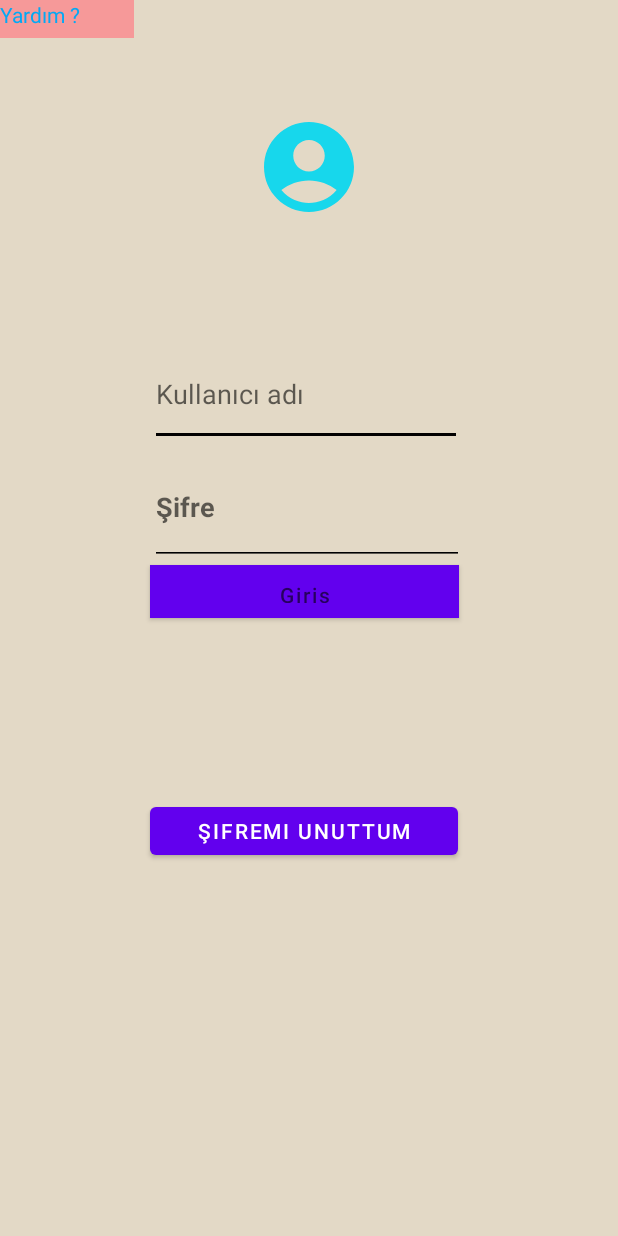
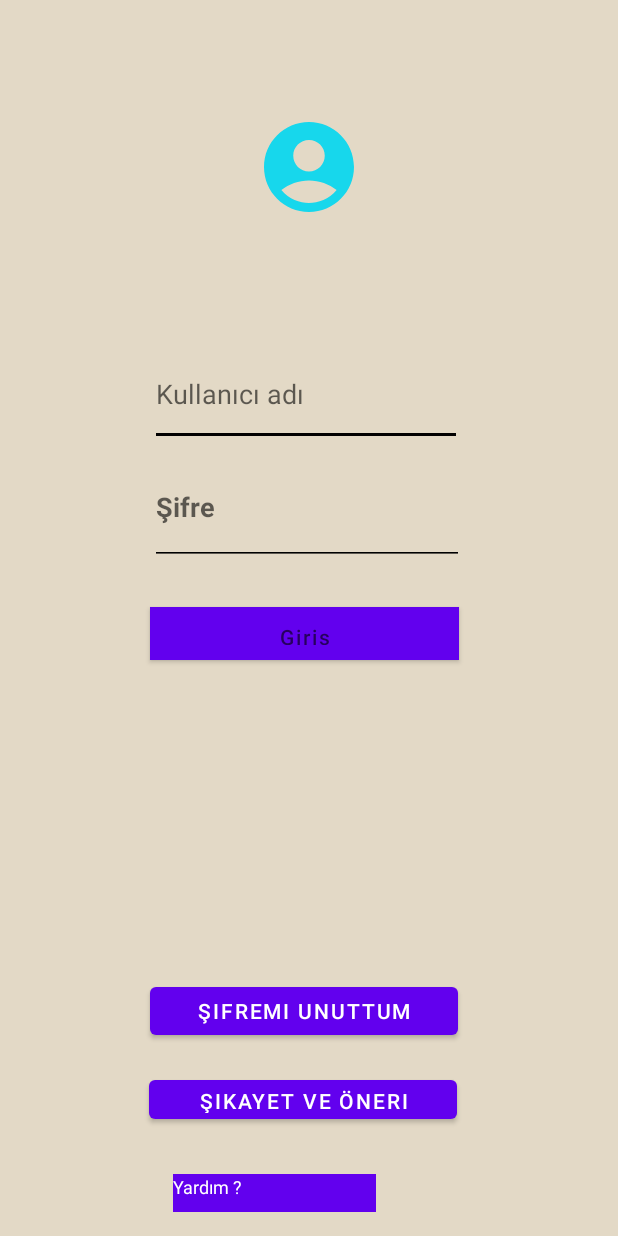
Before and after one commit to ENGINCN55/Login_ekrani_projem, an Android app: the screen it shows after launch (MainActivity), on a phone screen of 412 x 824 dp. Run offline under Robolectric (Android 15) with nearby library versions, the phone set to English and light mode, and no system bars.

Commit message:
button'ları birbirlerine bağlayıp etkileşim sağladım

```diff
--- a/app/src/main/java/com/example/login_ekran_projem/MainActivity.kt
+++ b/app/src/main/java/com/example/login_ekran_projem/MainActivity.kt
@@ -5,20 +5,33 @@ import androidx.appcompat.app.AppCompatActivity
 import android.os.Bundle
 import android.widget.Button
 import android.widget.TextView
-import com.example.login_ekran_projem.R.id.benimTextView2
 
 class MainActivity : AppCompatActivity() {
     private lateinit var editTextTextEmailAddress:TextView
     private lateinit var buttonum: Button
+    private lateinit var yardim:TextView
+    private lateinit var buttonum2: Button
     @SuppressLint("MissingInflatedId")
     override fun onCreate(savedInstanceState: Bundle?) {
         super.onCreate(savedInstanceState)
         setContentView(R.layout.activity_main)
+
+
+        yardim= findViewById(R.id.yardim)
+        buttonum2=findViewById(R.id.buttonum2)
+        buttonum2.setOnClickListener {
+            yardim.text="buyrun"
+
+        }
+
         editTextTextEmailAddress= findViewById(R.id.editTextTextEmailAddress)
         buttonum=findViewById(R.id.buttonum)
         buttonum.setOnClickListener {
             editTextTextEmailAddress.text="merhaba bu benim bağlantılı metnim"
+
         }
+
+
 
 
     }
--- a/app/src/main/res/layout-large/activity_main.xml
+++ b/app/src/main/res/layout-large/activity_main.xml
@@ -80,7 +80,7 @@
         app:layout_constraintTop_toBottomOf="@+id/sifregir" />
 
     <TextView
-        android:id="@+id/textView"
+        android:id="@+id/yardim"
         android:layout_width="211dp"
         android:layout_height="60dp"
         android:layout_marginStart="749dp"
--- a/app/src/main/res/layout-normal/activity_main.xml
+++ b/app/src/main/res/layout-normal/activity_main.xml
@@ -44,7 +44,7 @@
         android:hint="@string/sifrfe"
         android:inputType="numberPassword"
         android:textAlignment="viewStart"
-        android:textColor="#2A96EC"
+        android:textColor="#F8F8F8"
         android:textStyle="bold"
         app:barrierMargin="@dimen/cardview_compat_inset_shadow"
         app:layout_constraintBottom_toBottomOf="parent"
@@ -62,9 +62,9 @@
         android:layout_marginEnd="91dp"
         android:layout_marginBottom="15dp"
         android:autoLink="web"
-        android:background="@color/white"
+        android:background="@color/purple_700"
         android:hint="@string/buttonYazi"
-        android:textColor="#B30303"
+        android:textColor="@color/white"
         app:layout_constraintBottom_toTopOf="@+id/button"
         app:layout_constraintEnd_toEndOf="parent"
         app:layout_constraintHorizontal_bias="0.0"
@@ -73,26 +73,30 @@
         app:layout_constraintVertical_bias="0.0" />
 
     <TextView
-        android:id="@+id/textView"
-        android:layout_width="89dp"
+        android:id="@+id/yardim"
+        android:layout_width="135dp"
         android:layout_height="25dp"
-        android:background="#F69999"
+        android:layout_marginEnd="161dp"
+        android:layout_marginBottom="16dp"
+        android:background="@color/purple_500"
         android:text="Yardım ?"
-        android:textColor="#03A9F4"
-        android:textSize="14sp"
-        tools:layout_editor_absoluteX="161dp"
-        tools:layout_editor_absoluteY="618dp" />
+        android:textColor="@color/white"
+        android:textSize="12sp"
+        app:layout_constraintBottom_toBottomOf="parent"
+        app:layout_constraintEnd_toEndOf="parent" />
 
     <Button
         android:id="@+id/button"
         android:layout_width="205dp"
         android:layout_height="44dp"
-        android:layout_marginBottom="248dp"
+        android:layout_marginTop="169dp"
+        android:layout_marginBottom="100dp"
         android:text="şifremi unuttum"
         app:layout_constraintBottom_toBottomOf="parent"
         app:layout_constraintEnd_toEndOf="@+id/buttonum"
         app:layout_constraintHorizontal_bias="0.0"
-        app:layout_constraintStart_toStartOf="@+id/buttonum" />
+        app:layout_constraintStart_toStartOf="@+id/buttonum"
+        app:layout_constraintTop_toBottomOf="@+id/buttonum" />
 
     <androidx.constraintlayout.widget.Barrier
         android:layout_width="wrap_content"
@@ -129,4 +133,17 @@
         android:orientation="vertical"
         app:layout_constraintGuide_begin="100dp" />
 
+    <Button
+        android:id="@+id/buttonum2"
+        android:layout_width="205dp"
+        android:layout_height="38dp"
+        android:layout_marginEnd="103dp"
+        android:text="şikayet ve öneri"
+        app:layout_constraintBottom_toBottomOf="parent"
+        app:layout_constraintEnd_toEndOf="@+id/button"
+        app:layout_constraintHorizontal_bias="0.009"
+        app:layout_constraintStart_toStartOf="@+id/button"
+        app:layout_constraintTop_toTopOf="parent"
+        app:layout_constraintVertical_bias="0.908" />
+
 </androidx.constraintlayout.widget.ConstraintLayout>
--- a/app/src/main/res/layout-xlarge/activity_main.xml
+++ b/app/src/main/res/layout-xlarge/activity_main.xml
@@ -76,11 +76,13 @@
         android:hint="@string/buttonYazi"
         app:layout_constraintBottom_toBottomOf="parent"
         app:layout_constraintEnd_toEndOf="parent"
+        app:layout_constraintHorizontal_bias="0.415"
         app:layout_constraintStart_toStartOf="parent"
-        app:layout_constraintTop_toBottomOf="@+id/sifregir" />
+        app:layout_constraintTop_toBottomOf="@+id/sifregir"
+        app:layout_constraintVertical_bias="0.068" />
 
     <TextView
-        android:id="@+id/textView"
+        android:id="@+id/yardim"
         android:layout_width="211dp"
         android:layout_height="60dp"
         android:layout_marginStart="749dp"
--- a/app/src/main/res/layout/activity_main.xml
+++ b/app/src/main/res/layout/activity_main.xml
@@ -65,14 +65,14 @@
         android:layout_marginBottom="272dp"
         android:background="#DF1A1A"
         android:hint="@string/buttonYazi"
-        app:layout_constraintBottom_toTopOf="@+id/textView"
+        app:layout_constraintBottom_toTopOf="@+id/yardim"
         app:layout_constraintEnd_toEndOf="parent"
         app:layout_constraintHorizontal_bias="0.0"
         app:layout_constraintStart_toStartOf="parent"
         app:layout_constraintTop_toBottomOf="@+id/sifregir" />
 
     <TextView
-        android:id="@+id/textView"
+        android:id="@+id/yardim"
         android:layout_width="89dp"
         android:layout_height="25dp"
         android:layout_marginStart="165dp"
```
